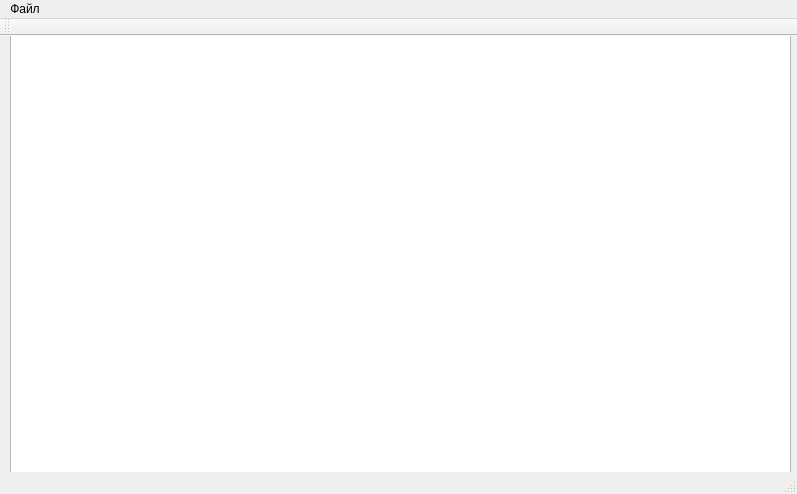
This is mainwindow.ui in KAPATE/Retranslator as Qt 5 draws it before an edit. The edited form follows.
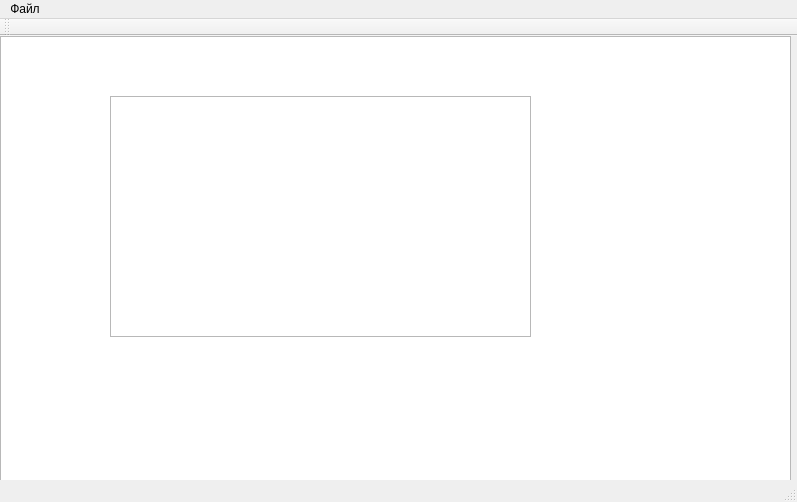
This is the edited form.

```diff
--- a/mainwindow.ui
+++ b/mainwindow.ui
@@ -7,7 +7,7 @@
     <x>0</x>
     <y>0</y>
     <width>797</width>
-    <height>494</height>
+    <height>502</height>
    </rect>
   </property>
   <property name="windowTitle">
@@ -17,13 +17,23 @@
    <widget class="QTextBrowser" name="textBrowser">
     <property name="geometry">
      <rect>
-      <x>10</x>
-      <y>-10</y>
-      <width>781</width>
+      <x>0</x>
+      <y>0</y>
+      <width>791</width>
       <height>461</height>
      </rect>
     </property>
    </widget>
+   <widget class="QTableView" name="tableView">
+    <property name="geometry">
+     <rect>
+      <x>110</x>
+      <y>60</y>
+      <width>421</width>
+      <height>241</height>
+     </rect>
+    </property>
+   </widget>
   </widget>
   <widget class="QMenuBar" name="menuBar">
    <property name="geometry">
```
